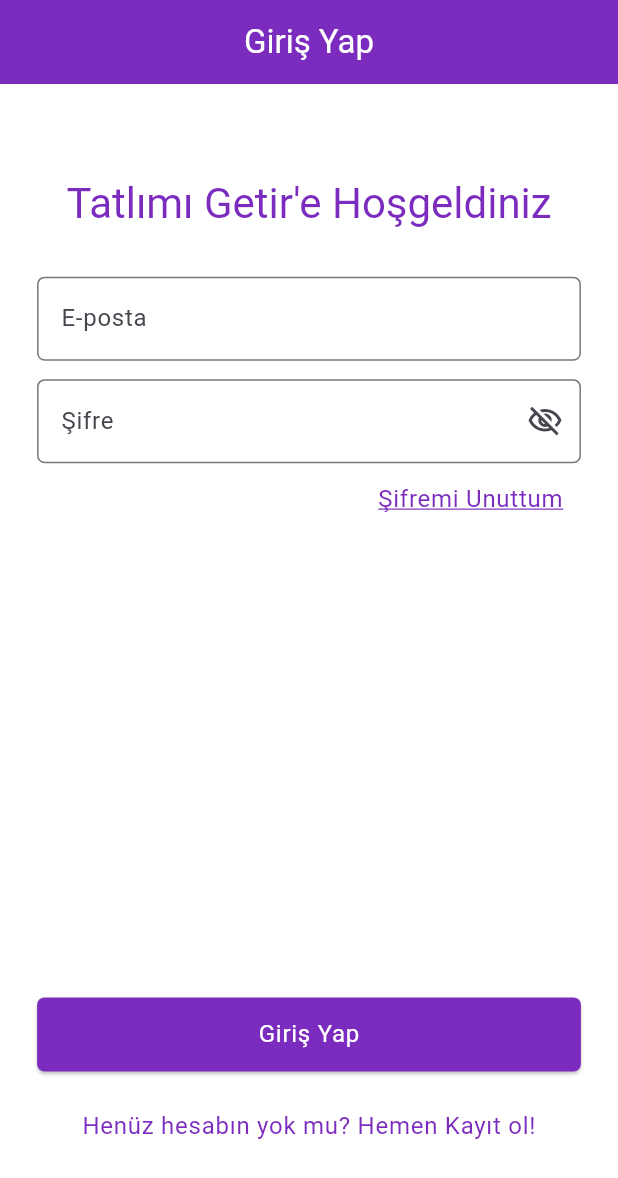
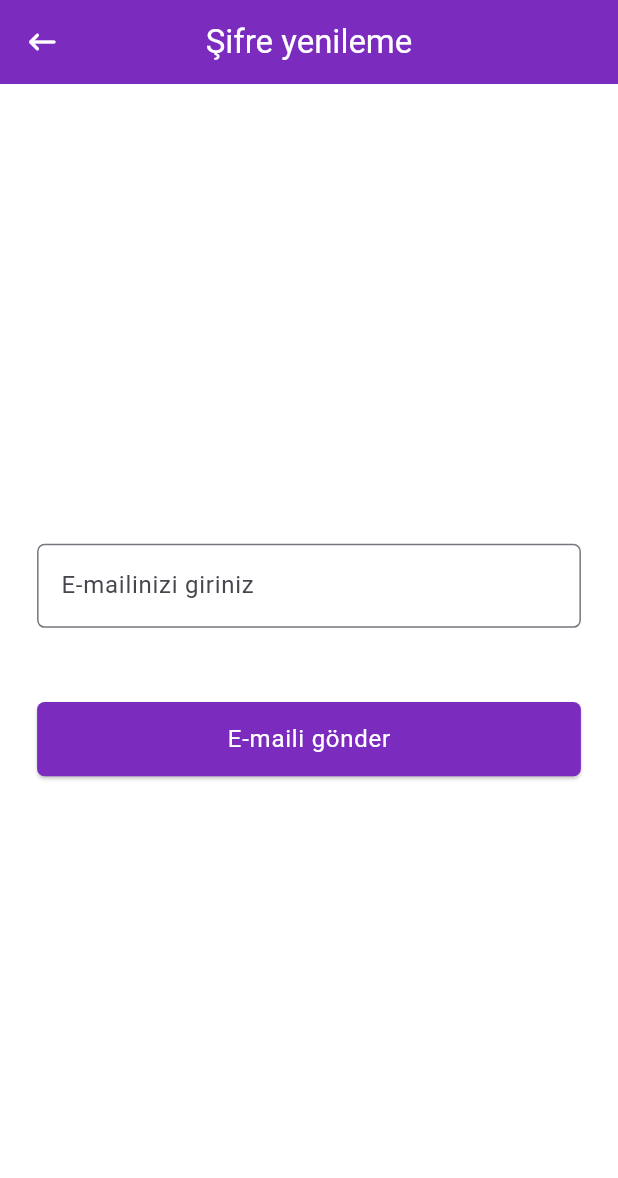
Before and after one commit to lewisVailed/TatlimiGetir, a Flutter app: the screen it shows after launch, after a tap on "Şifremi Unuttum", on a phone screen of 412 x 824 dp. Shown: the top 1178 px of the screen. Run offline on Flutter 3.47's test engine with Material 3 defaults, Android fonts, the phone set to English and light mode, and no system bars; our stand-ins replace another_carousel_pro, cloud_firestore, firebase_auth, firebase_core, fluttertoast, google_fonts; accounts and stored records are empty.

Commit message:
forgat password added and project edited

```diff
--- a/Flutter/getir_clone_app/lib/main.dart
+++ b/Flutter/getir_clone_app/lib/main.dart
@@ -5,8 +5,9 @@ import 'package:flutter/services.dart';
 import 'package:getir_clone_app/product/color/color_schema.dart';
 import 'package:getir_clone_app/product/extensions/build_context_extension.dart';
 import 'package:getir_clone_app/view/login_page.dart';
-import 'package:getir_clone_app/view/profile_page.dart';
 import 'package:getir_clone_app/view/tab_view.dart';
+import 'package:getir_clone_app/view_model/basket_view_model.dart';
+import 'package:provider/provider.dart';
 
 
 void main() async {
@@ -28,7 +29,11 @@ class MyApp extends StatelessWidget {
 
   @override
   Widget build(BuildContext context) {
-    return MaterialApp(
+    return MultiProvider(
+      providers: [
+        ChangeNotifierProvider(create: (context) => BasketViewModel()),
+      ],
+      child: MaterialApp(
         title: 'Tatlımı Getir',
         debugShowCheckedModeBanner: false,
         theme: ThemeData(
@@ -51,6 +56,7 @@ class MyApp extends StatelessWidget {
           useMaterial3: true,
         ),
         home:  const AuthCheck(),
+      ),
     );
   }
 }
@@ -67,9 +73,9 @@ class AuthCheck extends StatelessWidget {
           return const CircularProgressIndicator();
         }
         if (snapshot.hasData) {
-          return const TabView(); // Kullanıcı giriş yapmışsa ana sayfaya yönlendirin
+          return const TabView(); // If the user is logged in, goes to the home page
         } else {
-          return const LoginPage(); // Kullanıcı giriş yapmamışsa giriş sayfasına yönlendirin
+          return const LoginPage(); // login page if user is not logged in
         }
       },
     );
--- a/Flutter/getir_clone_app/lib/product/view_mixin/profile_page_mixin.dart
+++ b/Flutter/getir_clone_app/lib/product/view_mixin/profile_page_mixin.dart
@@ -14,9 +14,9 @@ mixin ProfilePageMixin on State<ProfilePage>{
 
   final String number = "number";
   static const String numberPageDetailLabelText = "Telefon Numaranız";
-  static const String numberPageDetailAppbarText = "Sipariş Adresi";
+  static const String numberPageDetailAppbarText = "Telefon numarası";
 
-  final String adress = "Fatih Mahallesi 99. sokak Isparta/Merkez";
+  final String adress = "adress";
   static const String adressPageDetailLabelText = "Sipariş adresiniz";
   static const String adressPageDetailAppbarText = "Sipariş Adresi";
 
--- a/Flutter/getir_clone_app/lib/view/category_detail_page.dart
+++ b/Flutter/getir_clone_app/lib/view/category_detail_page.dart
@@ -3,6 +3,8 @@ import 'package:getir_clone_app/model/category.dart';
 import 'package:getir_clone_app/product/color/color_schema.dart';
 import 'package:getir_clone_app/product/extensions/build_context_extension.dart';
 import 'package:getir_clone_app/product/view_mixin/category_detail_mixin.dart';
+import 'package:getir_clone_app/view_model/basket_view_model.dart';
+import 'package:provider/provider.dart';
 
 
 class CategoryDetailPage extends StatefulWidget {
@@ -68,7 +70,9 @@ class _CategoryDetailPageState extends State<CategoryDetailPage> with CategoryDe
                           left: MediaQuery.of(context).size.width/6,
                           bottom: MediaQuery.of(context).size.width/4.5,
                           child: IconButton(
-                          onPressed: (){},
+                          onPressed: (){
+                            context.read<BasketViewModel>().AddBasket(desserts[index].name);
+                          },
                           icon: const Icon(Icons.add_box,color: ProjectColors.purple,size: 30,)),),
                       ],
 
--- /dev/null
+++ b/Flutter/getir_clone_app/lib/view/fotgat_password_page.dart
@@ -0,0 +1,81 @@
+import 'package:flutter/material.dart';
+import 'package:getir_clone_app/product/extensions/build_context_extension.dart';
+import 'package:getir_clone_app/product/widget/elevated_button.dart';
+import 'package:getir_clone_app/product/widget/text_form_field.dart';
+import 'package:getir_clone_app/services/auth_services.dart';
+import 'package:getir_clone_app/view_model/forgat_password_view_model.dart';
+
+class ForgarPassword extends StatefulWidget {
+  const ForgarPassword({super.key});
+
+  @override
+  State<ForgarPassword> createState() => _ForgarPasswordState();
+}
+
+class _ForgarPasswordState extends State<ForgarPassword> {
+
+  final GlobalKey<FormState> _key = GlobalKey();
+  late TextEditingController _tfController;
+  // Simple email verification
+  String? validateEmail(String? data) {
+    if (data == null || data.isEmpty) {
+      return 'E-posta boş bırakılamaz';
+    }
+
+    final emailRegex = RegExp(r'^[^@]+@[^@]+\.[^@]+');
+    if (!emailRegex.hasMatch(data)) {
+      return 'Geçerli bir e-posta giriniz';
+    }
+    return null;
+  }
+  @override
+  void initState() {
+    super.initState();
+    _tfController=TextEditingController();
+  }
+
+  @override
+  Widget build(BuildContext context) {
+
+    final ForgatPasswordViewModel viewModel = ForgatPasswordViewModel(context, authServices: AuthServices());
+
+    return Scaffold(
+      appBar: AppBar(
+        title: const Text("Şifre yenileme"),
+        automaticallyImplyLeading: false,
+        leading: IconButton(
+          icon: const Icon(Icons.keyboard_backspace_rounded,color: Colors.white,),
+         onPressed: () {
+          Navigator.pop(context);
+          },
+        ),
+      ),
+      body: Form(
+        key: _key,
+        child: Padding(
+          padding: context.paddingColumnHorizontal,
+          child: Column(
+            mainAxisAlignment: MainAxisAlignment.center,
+            children: [
+              TextFormFieldIsNotEmpty(
+                controller: _tfController,
+                validator: validateEmail,
+                hintText: "E-mailinizi giriniz",
+                keyboardType: TextInputType.emailAddress,
+              ),
+              SizedBox(height: context.buttonHeightValue,),
+              Elevatedbutton(
+                buttonName: "E-maili gönder",
+                onPressed: (){
+                  if(_key.currentState?.validate() ?? false){
+                    viewModel.updatePasword(_tfController.text);
+                  }
+                },
+              )
+            ],
+          ),
+        ),
+      ),
+    );
+  }
+}
--- a/Flutter/getir_clone_app/lib/view/login_page.dart
+++ b/Flutter/getir_clone_app/lib/view/login_page.dart
@@ -7,6 +7,7 @@ import 'package:getir_clone_app/product/widget/password_text_form_field.dart';
 import 'package:getir_clone_app/product/widget/text_button.dart';
 import 'package:getir_clone_app/product/widget/text_form_field.dart';
 import 'package:getir_clone_app/services/auth_services.dart';
+import 'package:getir_clone_app/view/fotgat_password_page.dart';
 import 'package:getir_clone_app/view/register_page.dart';
 import 'package:getir_clone_app/view_model/login_view_model.dart';
 
@@ -53,7 +54,9 @@ class _LoginPageState extends State<LoginPage> with LoginPageMixin {
 
               Align(
                 alignment: Alignment.topRight,
-                child: Textbutton(onPressed: (){},buttonName: LoginPageMixin.passwordTextButtonText,textDecoration: TextDecoration.underline,),
+                child: Textbutton(onPressed: (){
+                  Navigator.push(context, MaterialPageRoute(builder: (context) => const ForgarPassword()));
+                },buttonName: LoginPageMixin.passwordTextButtonText,textDecoration: TextDecoration.underline,),
               ),
 
               const Spacer(flex:50,),
@@ -67,7 +70,7 @@ class _LoginPageState extends State<LoginPage> with LoginPageMixin {
               const Spacer(flex: 2),
 
               Textbutton(onPressed:(){
-                Navigator.pushReplacement(context, MaterialPageRoute(builder: (context) => const RegisterPage()));
+                Navigator.push(context, MaterialPageRoute(builder: (context) => const RegisterPage()));
               },buttonName: LoginPageMixin.registerPageTextButtonText),
               const Spacer(flex: 8,)
             ],
--- a/Flutter/getir_clone_app/lib/view/profile_detail_page.dart
+++ b/Flutter/getir_clone_app/lib/view/profile_detail_page.dart
@@ -4,6 +4,7 @@ import 'package:getir_clone_app/product/extensions/build_context_extension.dart'
 import 'package:getir_clone_app/product/view_mixin/profile_detail_mixin.dart';
 import 'package:getir_clone_app/product/widget/elevated_button.dart';
 import 'package:getir_clone_app/view/profile_page.dart';
+import 'package:getir_clone_app/view/tab_view.dart';
 
 class ProfileDetailPage extends StatefulWidget {
   const ProfileDetailPage({super.key, required this.tfText, required this.labelText, required this.appBarTitle,required this.validate,required this.keyboardType, required this.userId, required this.updateData});
@@ -71,8 +72,8 @@ class _ProfileDetailPageState extends State<ProfileDetailPage> with ProfileDetai
                     await FirebaseFirestore.instance.collection('users').doc(widget.userId).update({
                     widget.updateData: tfController.text,});
                     ScaffoldMessenger.of(context).showSnackBar(
-                    const SnackBar(content: Text('Name updated successfully')),);
-                    Navigator.pushAndRemoveUntil(context, MaterialPageRoute(builder: (context) => ProfilePage(userId: widget.userId,updated: true,)), (route) => false );
+                    const SnackBar(content: Text('Profil güncelleme başarılı')),);
+                    Navigator.pushAndRemoveUntil(context, MaterialPageRoute(builder: (context) => const TabView()), (route) => false );
                   }
                 },
                 buttonName: ProfileDetailMixin.saveButtonText
--- /dev/null
+++ b/Flutter/getir_clone_app/lib/view_model/forgat_password_view_model.dart
@@ -0,0 +1,14 @@
+import 'package:flutter/material.dart';
+import 'package:getir_clone_app/services/auth_services.dart';
+
+class ForgatPasswordViewModel{
+
+  final AuthServices authServices;
+  final BuildContext context;
+
+  ForgatPasswordViewModel(this.context, {required this.authServices});
+
+  Future<void> updatePasword(String email) async {
+    await authServices.sendPasswordResetLink(context,email);
+  }
+}
--- a/Flutter/getir_clone_app/lib/view_model/register_view_model.dart
+++ b/Flutter/getir_clone_app/lib/view_model/register_view_model.dart
@@ -7,7 +7,7 @@ class RegisterViewModel{
   final AuthServices authService;
   final BuildContext context;
 
-  Future<void> saveUserToFirebase(String name, String email, String password, String number)async {
-    authService.signUp(context,name: name, email: email, password: password, number: number);
+  Future<void> saveUserToFirebase(String name, String email, String password, String number,String adress)async {
+    authService.signUp(context,name: name, email: email, password: password, number: number, adress: adress);
   }
 }
--- a/Flutter/getir_clone_app/pubspec.yaml
+++ b/Flutter/getir_clone_app/pubspec.yaml
@@ -49,6 +49,8 @@ dependencies:
   firebase_core: ^3.1.1
   cloud_firestore: ^5.0.2
   firebase_auth: ^5.1.1
+
+  provider: ^6.1.2
 
 dev_dependencies:
   flutter_test:
```
Also changed, not shown: Flutter/getir_clone_app/lib/product/view_mixin/register_page_mixin.dart (+11 -0 lines), Flutter/getir_clone_app/lib/services/auth_services.dart (+18 -5 lines), Flutter/getir_clone_app/lib/view/basket_page.dart (added, +48 -0 lines), Flutter/getir_clone_app/lib/view/profile_page.dart (+3 -5 lines), Flutter/getir_clone_app/lib/view/register_page.dart (+11 -3 lines), Flutter/getir_clone_app/lib/view/tab_view.dart (+5 -4 lines), Flutter/getir_clone_app/lib/view_model/basket_view_model.dart (added, +17 -0 lines), Flutter/getir_clone_app/pubspec.lock. Lines whose indentation alone changed are shown as unchanged.
